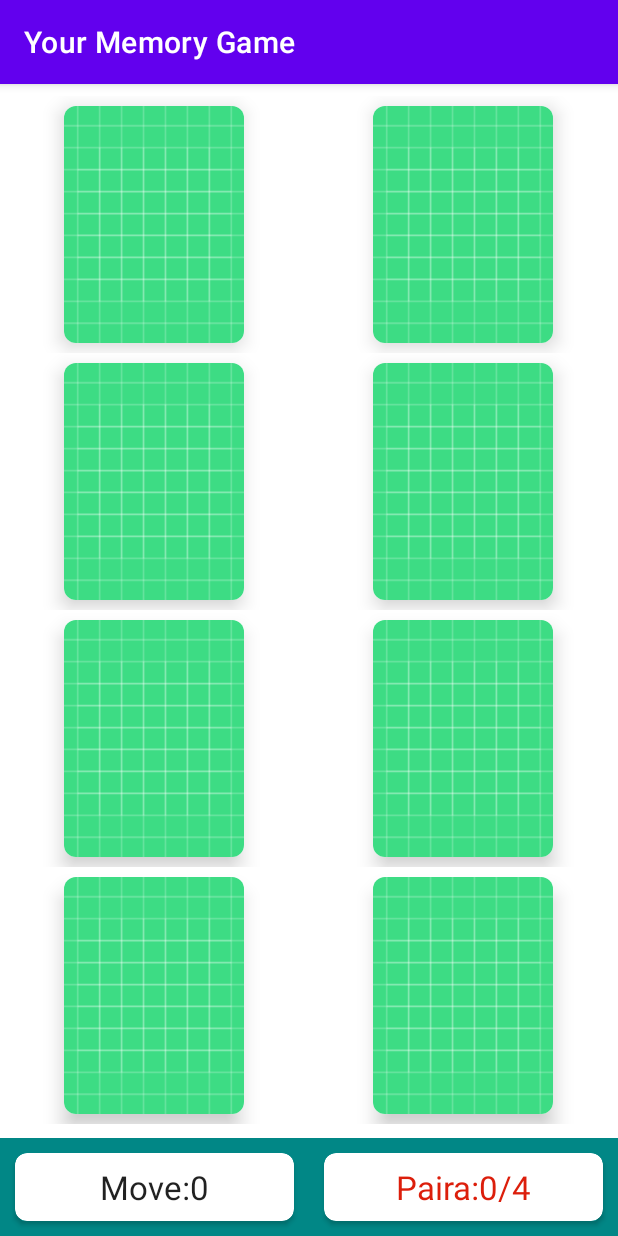
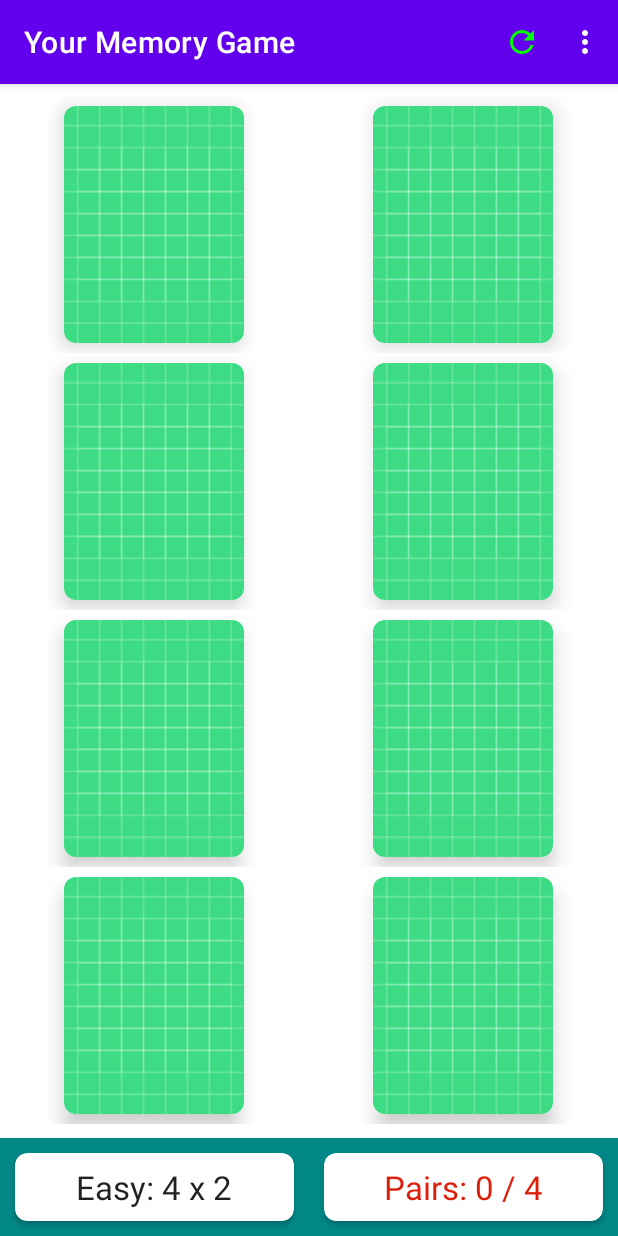
Before and after one commit to Txy822/yourmemory, an Android app: the screen it shows after launch (MainActivity), on a phone screen of 412 x 824 dp. Run offline under Robolectric (Android 15) with nearby library versions, the phone set to English and light mode, and no system bars; 1 statement that could not run was skipped.

Commit message:
Radio group added to control the board sixe

```diff
--- a/app/src/main/res/drawable/ic_refresh.xml
+++ b/app/src/main/res/drawable/ic_refresh.xml
@@ -1,10 +1,5 @@
-<vector xmlns:android="http://schemas.android.com/apk/res/android"
-    android:width="24dp"
-    android:height="24dp"
-    android:viewportWidth="24"
-    android:viewportHeight="24"
-    android:tint="?attr/colorControlNormal">
-  <path
-      android:fillColor="@android:color/white"
-      android:pathData="M17.65,6.35C16.2,4.9 14.21,4 12,4c-4.42,0 -7.99,3.58 -7.99,8s3.57,8 7.99,8c3.73,0 6.84,-2.55 7.73,-6h-2.08c-0.82,2.33 -3.04,4 -5.65,4 -3.31,0 -6,-2.69 -6,-6s2.69,-6 6,-6c1.66,0 3.14,0.69 4.22,1.78L13,11h7V4l-2.35,2.35z"/>
+<vector android:height="24dp" android:tint="#00FF00"
+    android:viewportHeight="24" android:viewportWidth="24"
+    android:width="24dp" xmlns:android="http://schemas.android.com/apk/res/android">
+    <path android:fillColor="@android:color/white" android:pathData="M17.65,6.35C16.2,4.9 14.21,4 12,4c-4.42,0 -7.99,3.58 -7.99,8s3.57,8 7.99,8c3.73,0 6.84,-2.55 7.73,-6h-2.08c-0.82,2.33 -3.04,4 -5.65,4 -3.31,0 -6,-2.69 -6,-6s2.69,-6 6,-6c1.66,0 3.14,0.69 4.22,1.78L13,11h7V4l-2.35,2.35z"/>
 </vector>
--- /dev/null
+++ b/app/src/main/res/menu/menu_main.xml
@@ -0,0 +1,14 @@
+<?xml version="1.0" encoding="utf-8"?>
+<menu xmlns:app="http://schemas.android.com/apk/res-auto"
+    xmlns:android="http://schemas.android.com/apk/res/android">
+
+    <item
+        android:id="@+id/mi_new_size"
+        android:title="Choose new size"
+        app:showAsAction="never" />
+    <item
+        android:id="@+id/mi_refresh"
+        android:icon="@drawable/ic_refresh"
+        android:title="Refresh"
+        app:showAsAction="always" />
+</menu>
```
Also changed, not shown: app/src/main/java/com/txy822/myapplication/MainActivity.kt (+86 -7 lines), app/src/main/res/layout/dialog_board_size.xml (added, +36 -0 lines).
